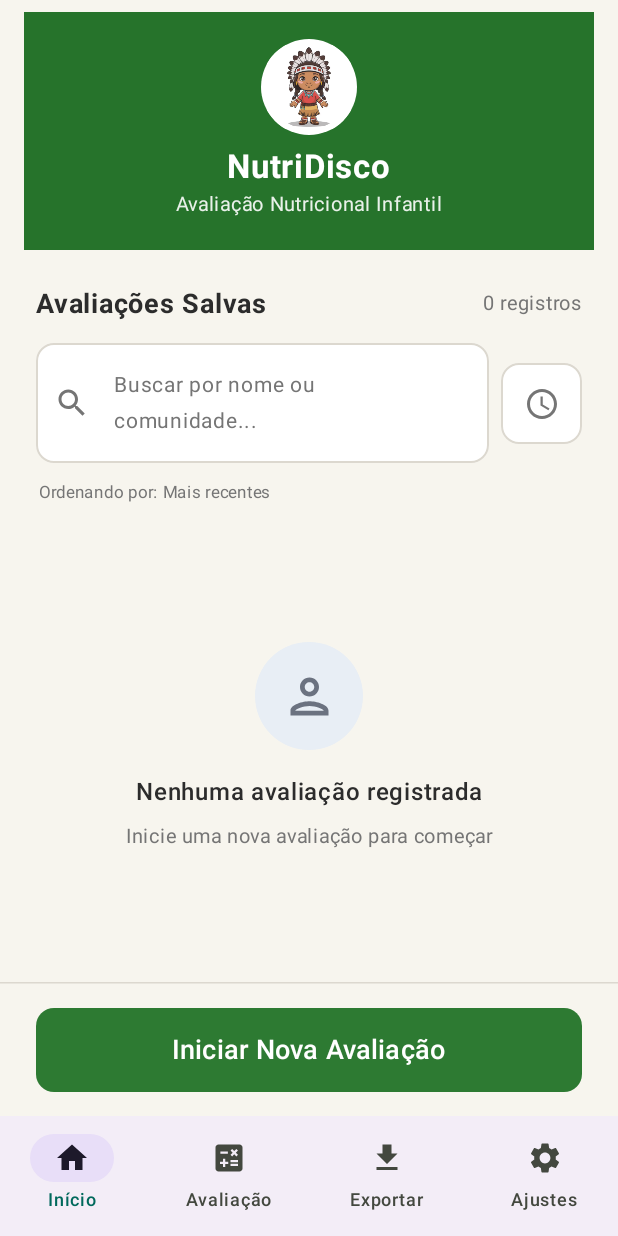
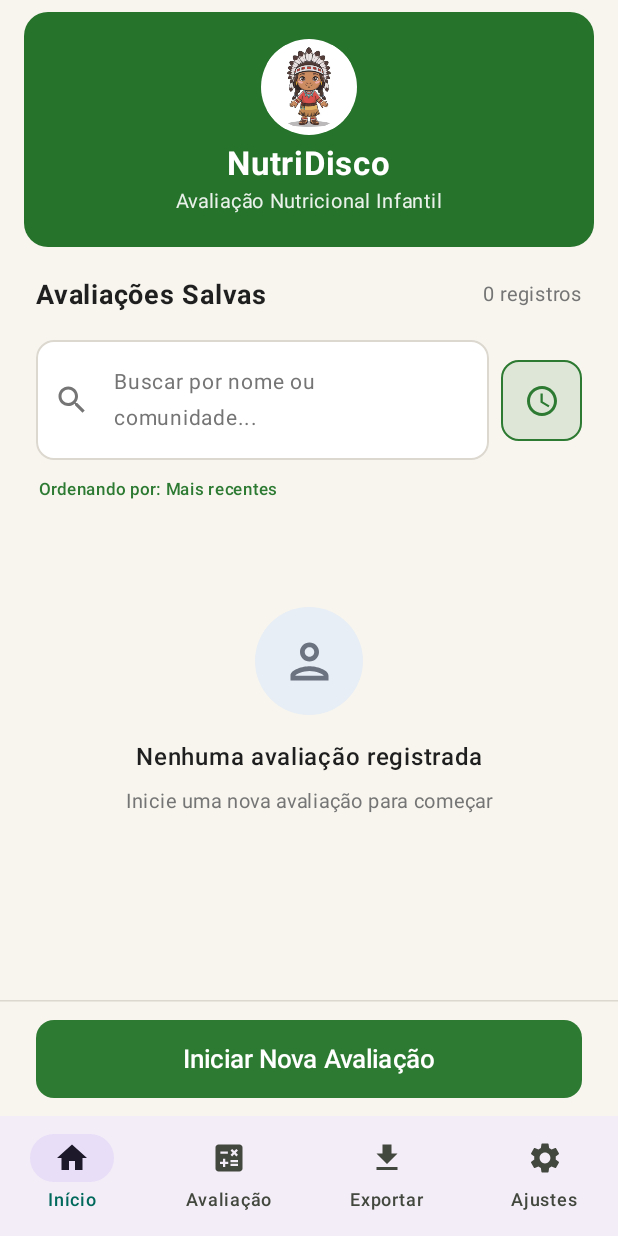
Before and after one commit to felipeAmaral7/nutridisco-app, an Android app built with Jetpack Compose: the AvaliacoesSalvasScreen screen opened through its navigation route, on a phone screen of 412 x 824 dp. Run offline under Robolectric (Android 15) with nearby library versions, the phone set to English and light mode, and no system bars; our stand-ins replace Dagger/Hilt's generated code, Room's generated code; network calls fail.

Commit message:
feat(ui): cabecalho retratil na Home e definicao do icone oficial do app
- Converte a tela inicial para LazyColumn com recolhimento dinamico do banner institucional

- Doca a barra de pesquisa e o botao de ordenacao no topo (stickyHeader) durante a rolagem

- Mantem botao de filtro e texto indicador sempre na cor verde oficial do app

- Define a ilustracao da crianca como icone oficial (padrao e roundIcon) no AndroidManifest

- Adiciona pasta temporaria .kotlin/ ao .gitignore

```diff
--- a/app/src/main/AndroidManifest.xml
+++ b/app/src/main/AndroidManifest.xml
@@ -4,9 +4,9 @@
     <application
         android:name=".NutriDiscoApp"
         android:allowBackup="true"
-        android:icon="@android:drawable/sym_def_app_icon"
+        android:icon="@drawable/img_personagem_abertura"
         android:label="@string/app_name"
-        android:roundIcon="@android:drawable/sym_def_app_icon"
+        android:roundIcon="@drawable/img_personagem_abertura"
         android:supportsRtl="true"
         android:theme="@android:style/Theme.Material.Light.NoActionBar">
 
--- a/app/src/main/java/com/nutridisco/app/presentation/ui/AvaliacoesSalvasScreen.kt
+++ b/app/src/main/java/com/nutridisco/app/presentation/ui/AvaliacoesSalvasScreen.kt
@@ -1,6 +1,7 @@
 package com.nutridisco.app.presentation.ui
 
 import androidx.compose.foundation.BorderStroke
+import androidx.compose.foundation.ExperimentalFoundationApi
 import androidx.compose.foundation.Image
 import androidx.compose.foundation.background
 import androidx.compose.foundation.clickable
@@ -19,6 +20,7 @@ import androidx.compose.foundation.layout.size
 import androidx.compose.foundation.layout.statusBarsPadding
 import androidx.compose.foundation.lazy.LazyColumn
 import androidx.compose.foundation.lazy.items
+import androidx.compose.foundation.lazy.rememberLazyListState
 import androidx.compose.foundation.shape.CircleShape
 import androidx.compose.foundation.shape.RoundedCornerShape
 import androidx.compose.material.icons.Icons
@@ -41,7 +43,9 @@ import androidx.compose.material3.Surface
 import androidx.compose.material3.Text
 import androidx.compose.runtime.Composable
 import androidx.compose.runtime.collectAsState
+import androidx.compose.runtime.derivedStateOf
 import androidx.compose.runtime.getValue
+import androidx.compose.runtime.remember
 import androidx.compose.ui.Alignment
 import androidx.compose.ui.Modifier
 import androidx.compose.ui.draw.clip
@@ -61,15 +65,15 @@ import java.text.SimpleDateFormat
 import java.util.Date
 import java.util.Locale
 
-// Paleta extraída do protótipo
 private val CorFundoBege = Color(0xFFF7F5EE)
 private val CorVerdeBanner = Color(0xFF26732B)
 private val CorVerdeBotao = Color(0xFF2D7A32)
-private val CorTextoEscuro = Color(0xFF2C2C2C)
+private val CorTextoEscuro = Color(0xFF1F1F1F)
 private val CorTextoMudo = Color(0xFF757575)
 private val CorBordaDivisoria = Color(0xFFDCD8CF)
 private val CorCirculoVazio = Color(0xFFE8EEF5)
 
+@OptIn(ExperimentalFoundationApi::class)
 @Composable
 fun AvaliacoesSalvasScreen(
     onIniciarNovaAvaliacaoClick: () -> Unit,
@@ -81,7 +85,20 @@ fun AvaliacoesSalvasScreen(
     val searchQuery by viewModel.termoBusca.collectAsState()
     val ordenacao by viewModel.ordenacao.collectAsState()
     val totalGeral by viewModel.totalGeral.collectAsState()
-    val dateFormat = SimpleDateFormat("dd/MM/yyyy HH:mm", Locale.getDefault())
+    val dateFormat = remember { SimpleDateFormat("dd/MM/yyyy HH:mm", Locale.getDefault()) }
+
+    val listState = rememberLazyListState()
+
+    // Fração de encolhimento de 0f (totalmente expandido) a 1f (totalmente recolhido)
+    val collapseFraction by remember {
+        derivedStateOf {
+            if (listState.firstVisibleItemIndex > 0) {
+                1f
+            } else {
+                (listState.firstVisibleItemScrollOffset.toFloat() / 180f).coerceIn(0f, 1f)
+            }
+        }
+    }
 
     Scaffold(
         modifier = modifier
@@ -103,7 +120,7 @@ fun AvaliacoesSalvasScreen(
                 Box(
                     modifier = Modifier
                         .fillMaxWidth()
-                        .padding(horizontal = 24.dp, vertical = 16.dp)
+                        .padding(horizontal = 24.dp, vertical = 12.dp)
                 ) {
                     Button(
                         onClick = onIniciarNovaAvaliacaoClick,
@@ -111,11 +128,11 @@ fun AvaliacoesSalvasScreen(
                         shape = RoundedCornerShape(12.dp),
                         modifier = Modifier
                             .fillMaxWidth()
-                            .height(56.dp)
+                            .height(52.dp)
                     ) {
                         Text(
                             text = "Iniciar Nova Avaliação",
-                            fontSize = 18.sp,
+                            fontSize = 17.sp,
                             fontWeight = FontWeight.Medium,
                             color = Color.White
                         )
@@ -129,57 +146,25 @@ fun AvaliacoesSalvasScreen(
                 .fillMaxSize()
                 .padding(paddingValues)
         ) {
-            // 1. Banner Superior Institucional (#26732B)
-            Card(
-                shape = RoundedCornerShape(bottomStart = 0.dp, bottomEnd = 0.dp),
-                colors = CardDefaults.cardColors(containerColor = CorVerdeBanner),
+            LazyColumn(
+                state = listState,
                 modifier = Modifier
-                    .fillMaxWidth()
-                    .padding(horizontal = 16.dp, vertical = 8.dp)
+                    .fillMaxSize()
+                    .weight(1f),
+                contentPadding = PaddingValues(bottom = 16.dp),
+                verticalArrangement = Arrangement.spacedBy(10.dp)
             ) {
-                Column(
-                    modifier = Modifier
-                        .fillMaxWidth()
-                        .padding(vertical = 18.dp),
-                    horizontalAlignment = Alignment.CenterHorizontally
-                ) {
-                    Box(
-                        modifier = Modifier
-                            .size(64.dp)
-                            .clip(CircleShape)
-                            .background(Color.White),
-                        contentAlignment = Alignment.Center
-                    ) {
-                        Image(
-                            painter = painterResource(id = R.drawable.img_personagem_abertura),
-                            contentDescription = "Avatar NutriDisco",
-                            modifier = Modifier.size(56.dp)
-                        )
-                    }
-
-                    Spacer(modifier = Modifier.height(8.dp))
-
-                    Text(
-                        text = "NutriDisco",
-                        fontSize = 22.sp,
-                        fontWeight = FontWeight.Bold,
-                        color = Color.White
-                    )
-
-                    Text(
-                        text = "Avaliação Nutricional Infantil",
-                        fontSize = 13.sp,
-                        fontWeight = FontWeight.Normal,
-                        color = Color.White.copy(alpha = 0.9f)
-                    )
-                }
+                // 1. Banner Superior Retrátil (encolhe conforme o scroll)
+                item(key = "banner") {
+                    BannerSuperiorRetratil(collapseFraction = collapseFraction)
                 }
 
                 // 2. Cabeçalho da Seção com Contador
+                item(key = "contador") {
                     Row(
                         modifier = Modifier
                             .fillMaxWidth()
-                    .padding(start = 24.dp, end = 24.dp, top = 16.dp, bottom = 8.dp),
+                            .padding(start = 24.dp, end = 24.dp, top = 8.dp, bottom = 2.dp),
                         horizontalArrangement = Arrangement.SpaceBetween,
                         verticalAlignment = Alignment.CenterVertically
                     ) {
@@ -196,8 +181,114 @@ fun AvaliacoesSalvasScreen(
                             color = CorTextoMudo
                         )
                     }
+                }
 
-            // 3. Barra de Pesquisa Arredondada e Botão de Ordenação
+                // 3. Barra de Pesquisa e Ordenação (Doca no topo ao rolar para acesso rápido)
+                stickyHeader(key = "busca_ordenacao") {
+                    BarraPesquisaEOrdenacao(
+                        searchQuery = searchQuery,
+                        ordenacao = ordenacao,
+                        onTermoBuscaChange = viewModel::onTermoBuscaChange,
+                        onLimparBusca = viewModel::limparTermoBusca,
+                        onAlternarOrdenacao = viewModel::alternarOrdenacao
+                    )
+                }
+
+                // 4. Conteúdo: Estado Vazio vs. Lista de Cards
+                if (avaliacoes.isEmpty()) {
+                    item(key = "vazio") {
+                        EstadoVazio(searchQuery = searchQuery)
+                    }
+                } else {
+                    items(avaliacoes, key = { it.avaliacaoId }) { item ->
+                        Box(modifier = Modifier.padding(horizontal = 24.dp)) {
+                            CardAvaliacao(
+                                item = item,
+                                onCriancaClick = onCriancaClick,
+                                dateFormat = dateFormat
+                            )
+                        }
+                    }
+                }
+            }
+        }
+    }
+}
+
+@Composable
+private fun BannerSuperiorRetratil(collapseFraction: Float) {
+    val avatarBoxSize = (64 - (24 * collapseFraction)).dp
+    val avatarImgSize = (56 - (22 * collapseFraction)).dp
+    val titleSize = (22 - (5 * collapseFraction)).sp
+    val verticalPadding = (18 - (12 * collapseFraction)).dp
+    val subtitleAlpha = (1f - (collapseFraction * 2.0f)).coerceIn(0f, 1f)
+
+    Card(
+        shape = RoundedCornerShape(16.dp),
+        colors = CardDefaults.cardColors(containerColor = CorVerdeBanner),
+        modifier = Modifier
+            .fillMaxWidth()
+            .padding(horizontal = 16.dp)
+            .padding(top = (8 - (6 * collapseFraction)).dp, bottom = 2.dp)
+    ) {
+        Column(
+            modifier = Modifier
+                .fillMaxWidth()
+                .padding(vertical = verticalPadding),
+            horizontalAlignment = Alignment.CenterHorizontally
+        ) {
+            Box(
+                modifier = Modifier
+                    .size(avatarBoxSize)
+                    .clip(CircleShape)
+                    .background(Color.White),
+                contentAlignment = Alignment.Center
+            ) {
+                Image(
+                    painter = painterResource(id = R.drawable.img_personagem_abertura),
+                    contentDescription = "Avatar NutriDisco",
+                    modifier = Modifier.size(avatarImgSize)
+                )
+            }
+
+            Spacer(modifier = Modifier.height((6 - (4 * collapseFraction)).dp))
+
+            Text(
+                text = "NutriDisco",
+                fontSize = titleSize,
+                fontWeight = FontWeight.Bold,
+                color = Color.White
+            )
+
+            if (subtitleAlpha > 0.05f) {
+                Text(
+                    text = "Avaliação Nutricional Infantil",
+                    fontSize = 13.sp,
+                    fontWeight = FontWeight.Normal,
+                    color = Color.White.copy(alpha = 0.9f * subtitleAlpha)
+                )
+            }
+        }
+    }
+}
+
+@Composable
+private fun BarraPesquisaEOrdenacao(
+    searchQuery: String,
+    ordenacao: TipoOrdenacao,
+    onTermoBuscaChange: (String) -> Unit,
+    onLimparBusca: () -> Unit,
+    onAlternarOrdenacao: () -> Unit
+) {
+    Surface(
+        color = CorFundoBege,
+        modifier = Modifier.fillMaxWidth()
+    ) {
+        Column(
+            modifier = Modifier
+                .fillMaxWidth()
+                .padding(bottom = 6.dp)
+        ) {
             Row(
                 modifier = Modifier
                     .fillMaxWidth()
@@ -207,7 +298,7 @@ fun AvaliacoesSalvasScreen(
             ) {
                 OutlinedTextField(
                     value = searchQuery,
-                    onValueChange = viewModel::onTermoBuscaChange,
+                    onValueChange = onTermoBuscaChange,
                     placeholder = {
                         Text(
                             text = "Buscar por nome ou comunidade...",
@@ -224,7 +315,7 @@ fun AvaliacoesSalvasScreen(
                     },
                     trailingIcon = {
                         if (searchQuery.isNotEmpty()) {
-                            IconButton(onClick = viewModel::limparTermoBusca) {
+                            IconButton(onClick = onLimparBusca) {
                                 Icon(
                                     imageVector = Icons.Default.Clear,
                                     contentDescription = "Limpar busca",
@@ -248,12 +339,12 @@ fun AvaliacoesSalvasScreen(
 
                 // Botão de alternância de ordenação (Mais recentes vs A-Z)
                 Surface(
-                    onClick = viewModel::alternarOrdenacao,
+                    onClick = onAlternarOrdenacao,
                     shape = RoundedCornerShape(12.dp),
-                    color = if (ordenacao == TipoOrdenacao.ALFABETICA) CorVerdeBotao.copy(alpha = 0.12f) else Color.White,
+                    color = CorVerdeBotao.copy(alpha = 0.12f),
                     border = BorderStroke(
                         width = 1.dp,
-                        color = if (ordenacao == TipoOrdenacao.ALFABETICA) CorVerdeBotao else CorBordaDivisoria
+                        color = CorVerdeBotao
                     ),
                     modifier = Modifier.size(54.dp)
                 ) {
@@ -261,14 +352,14 @@ fun AvaliacoesSalvasScreen(
                         Icon(
                             imageVector = if (ordenacao == TipoOrdenacao.RECENTES) Icons.Default.AccessTime else Icons.Default.SortByAlpha,
                             contentDescription = if (ordenacao == TipoOrdenacao.RECENTES) "Alternar para ordem alfabética (A–Z)" else "Alternar para mais recentes",
-                            tint = if (ordenacao == TipoOrdenacao.ALFABETICA) CorVerdeBotao else CorTextoMudo,
+                            tint = CorVerdeBotao,
                             modifier = Modifier.size(24.dp)
                         )
                     }
                 }
             }
 
-            // Indicador sutil de ordenação ativa
+            // Indicador de ordenação ativa (sempre verde)
             Row(
                 modifier = Modifier
                     .fillMaxWidth()
@@ -279,17 +370,20 @@ fun AvaliacoesSalvasScreen(
                 Text(
                     text = if (ordenacao == TipoOrdenacao.RECENTES) "Ordenando por: Mais recentes" else "Ordenando por: Nome da criança (A–Z)",
                     fontSize = 11.sp,
-                    color = if (ordenacao == TipoOrdenacao.ALFABETICA) CorVerdeBotao else CorTextoMudo,
-                    fontWeight = if (ordenacao == TipoOrdenacao.ALFABETICA) FontWeight.Medium else FontWeight.Normal
+                    color = CorVerdeBotao,
+                    fontWeight = FontWeight.Medium
                 )
             }
+        }
+    }
+}
 
-            // 4. Conteúdo: Estado Vazio vs. Lista
-            if (avaliacoes.isEmpty()) {
+@Composable
+private fun EstadoVazio(searchQuery: String) {
     Box(
         modifier = Modifier
-                        .fillMaxSize()
-                        .weight(1f),
+            .fillMaxWidth()
+            .padding(vertical = 48.dp),
         contentAlignment = Alignment.Center
     ) {
         Column(
@@ -341,15 +435,14 @@ fun AvaliacoesSalvasScreen(
             )
         }
     }
-            } else {
-                LazyColumn(
-                    modifier = Modifier
-                        .fillMaxSize()
-                        .weight(1f),
-                    contentPadding = PaddingValues(horizontal = 24.dp, vertical = 8.dp),
-                    verticalArrangement = Arrangement.spacedBy(10.dp)
+}
+
+@Composable
+private fun CardAvaliacao(
+    item: AvaliacaoDetalhada,
+    onCriancaClick: (Long) -> Unit,
+    dateFormat: SimpleDateFormat
 ) {
-                    items(avaliacoes, key = { it.avaliacaoId }) { item ->
     Card(
         shape = RoundedCornerShape(12.dp),
         colors = CardDefaults.cardColors(containerColor = Color.White),
@@ -438,8 +531,3 @@ fun AvaliacoesSalvasScreen(
         }
     }
 }
-                }
-            }
-        }
-    }
-}
```
Also changed, not shown: 1 other file. Lines whose indentation alone changed are shown as unchanged.
